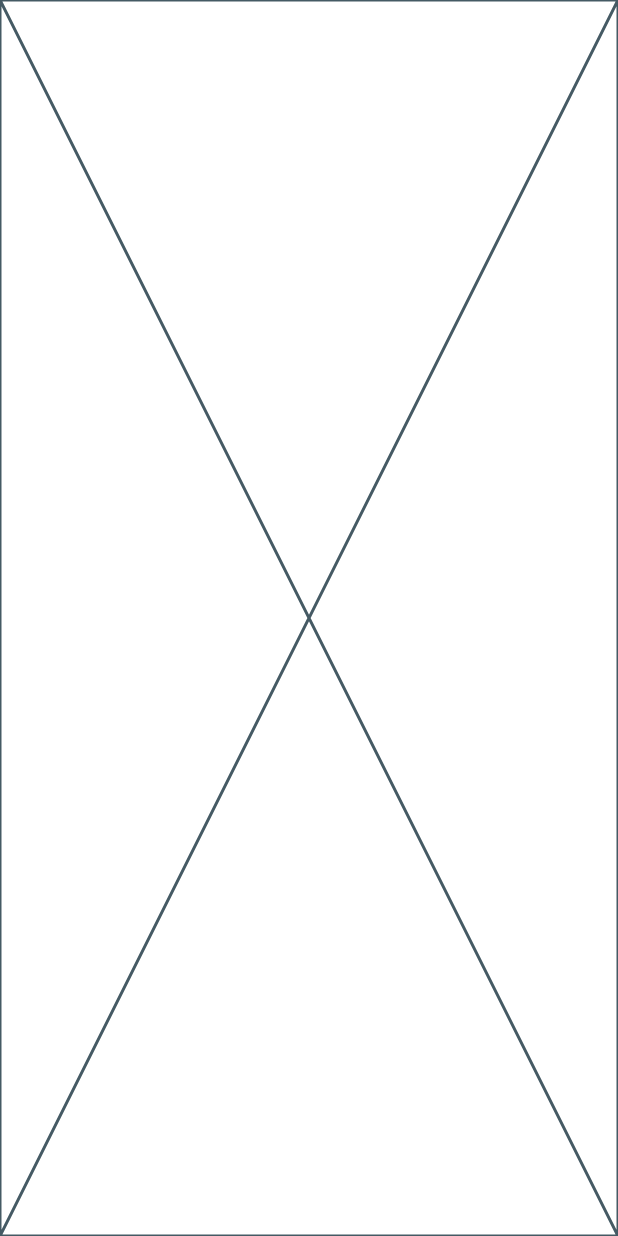
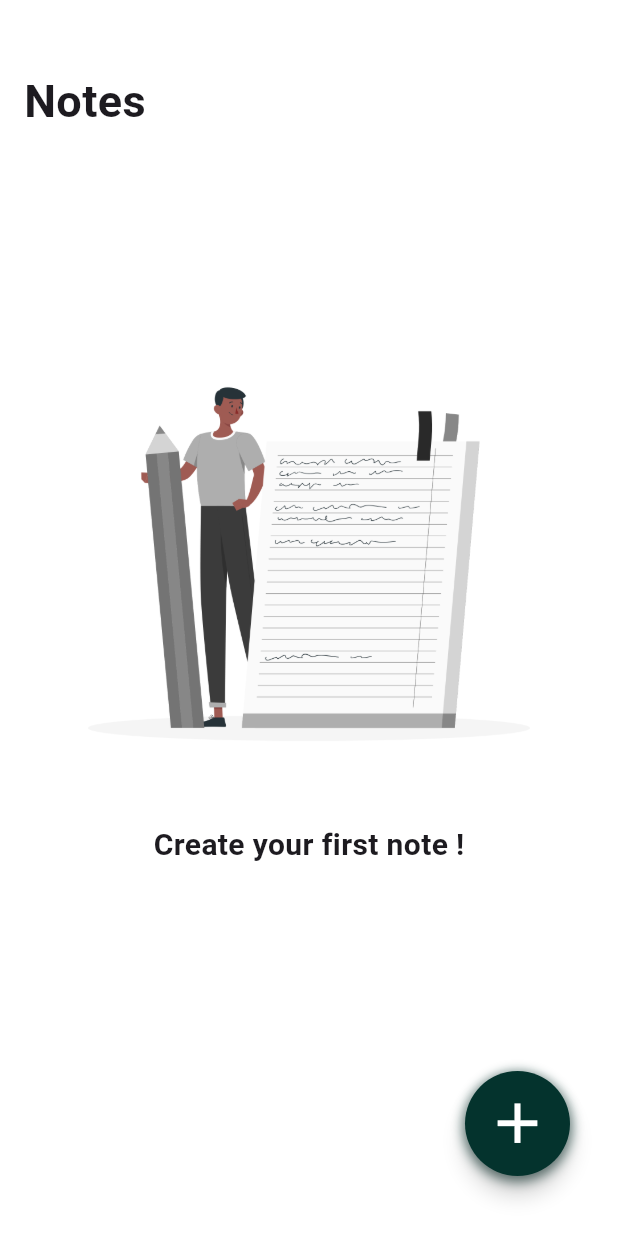
Before and after one commit to hatemf934/notes, a Flutter app: the screen it shows after launch, after a tap on the "arrow forward ios" icon, on a phone screen of 412 x 824 dp. Run offline on Flutter 3.47's test engine with Material 3 defaults, Android fonts, the phone set to English and light mode, and no system bars.

Commit message:
create empty notes screen

```diff
--- /dev/null
+++ b/devtools_options.yaml
@@ -0,0 +1,3 @@
+description: This file stores settings for Dart & Flutter DevTools.
+documentation: https://docs.flutter.dev/tools/devtools/extensions#configure-extension-enablement-states
+extensions:
--- a/lib/views/home_screen.dart
+++ b/lib/views/home_screen.dart
@@ -1,10 +1,34 @@
 import 'package:flutter/material.dart';
+import 'package:note_demo/constant.dart';
+import 'package:note_demo/widgets/custom_floating_action_button.dart';
+import 'package:note_demo/widgets/empty_notes.dart';
 
 class HomeScreen extends StatelessWidget {
   const HomeScreen({super.key});
   static String id = "homepage";
   @override
   Widget build(BuildContext context) {
-    return const Placeholder();
+    return const Scaffold(
+        backgroundColor: kPrimaryColor,
+        body: Padding(
+          padding: EdgeInsets.all(16),
+          child: Column(
+            crossAxisAlignment: CrossAxisAlignment.start,
+            children: [
+              SizedBox(
+                height: 30,
+              ),
+              Text(
+                "Notes",
+                style: TextStyle(fontSize: 30, fontWeight: FontWeight.bold),
+              ),
+              SizedBox(
+                height: 80,
+              ),
+              EmptyNotes()
+            ],
+          ),
+        ),
+        floatingActionButton: CustomFloatingActionButton());
   }
 }
--- a/lib/views/onborading.dart
+++ b/lib/views/onborading.dart
@@ -25,7 +25,7 @@ class Onborading extends StatelessWidget {
             const Text(
               textAlign: TextAlign.center,
               "Dive right in and clear that mind of yours by writing your thoughts down",
-              style: TextStyle(fontSize: 16),
+              style: TextStyle(fontSize: 16, fontWeight: FontWeight.w400),
             ),
             const SizedBox(
               height: 40,
--- a/lib/widgets/custom_circle_avatar.dart
+++ b/lib/widgets/custom_circle_avatar.dart
@@ -17,7 +17,7 @@ class CustomCircleAvatar extends StatelessWidget {
         child: Center(
           child: Icon(
             Icons.arrow_forward_ios_rounded,
-            color: Colors.white,
+            color: kPrimaryColor,
           ),
         ),
       ),
--- /dev/null
+++ b/lib/widgets/custom_floating_action_button.dart
@@ -0,0 +1,40 @@
+import 'package:flutter/material.dart';
+import 'package:note_demo/constant.dart';
+
+class CustomFloatingActionButton extends StatelessWidget {
+  const CustomFloatingActionButton({super.key});
+
+  @override
+  Widget build(BuildContext context) {
+    return Padding(
+      padding: const EdgeInsets.only(right: 16, bottom: 24),
+      child: Container(
+        decoration:
+            BoxDecoration(borderRadius: BorderRadius.circular(48), boxShadow: [
+          BoxShadow(
+            color: kSecondaryColor.withOpacity(0.5),
+            spreadRadius: 2,
+            blurRadius: 5,
+            offset: const Offset(0, 2),
+          )
+        ]),
+        height: 70,
+        width: 70,
+        child: FloatingActionButton(
+          splashColor: kSecondaryColor,
+          backgroundColor: kSecondaryColor,
+          onPressed: () {},
+          shape: RoundedRectangleBorder(
+            borderRadius:
+                BorderRadius.circular(48), // Adjust the radius as needed
+          ),
+          child: const Icon(
+            Icons.add,
+            color: kPrimaryColor,
+            size: 45,
+          ),
+        ),
+      ),
+    );
+  }
+}
--- /dev/null
+++ b/lib/widgets/empty_notes.dart
@@ -0,0 +1,21 @@
+import 'package:flutter/material.dart';
+import 'package:note_demo/constant.dart';
+
+class EmptyNotes extends StatelessWidget {
+  const EmptyNotes({super.key});
+
+  @override
+  Widget build(BuildContext context) {
+    return Column(
+      children: [
+        Image.asset(
+          kImage,
+        ),
+        const Text(
+          "Create your first note !",
+          style: TextStyle(fontWeight: FontWeight.bold, fontSize: 20),
+        )
+      ],
+    );
+  }
+}
```
